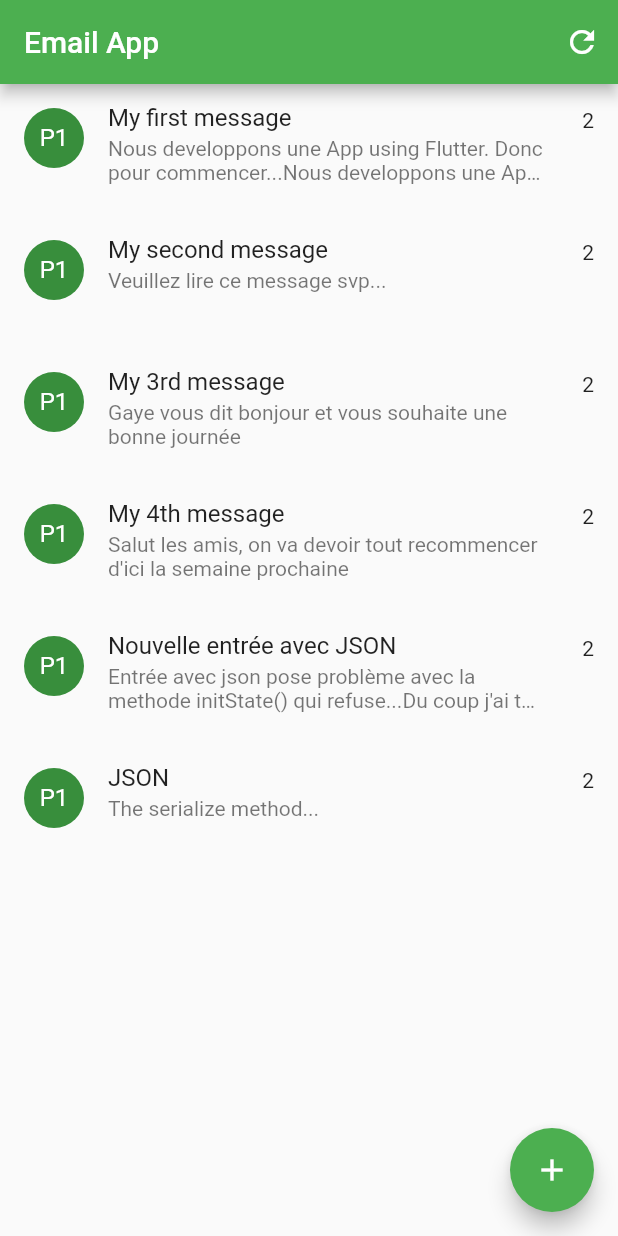
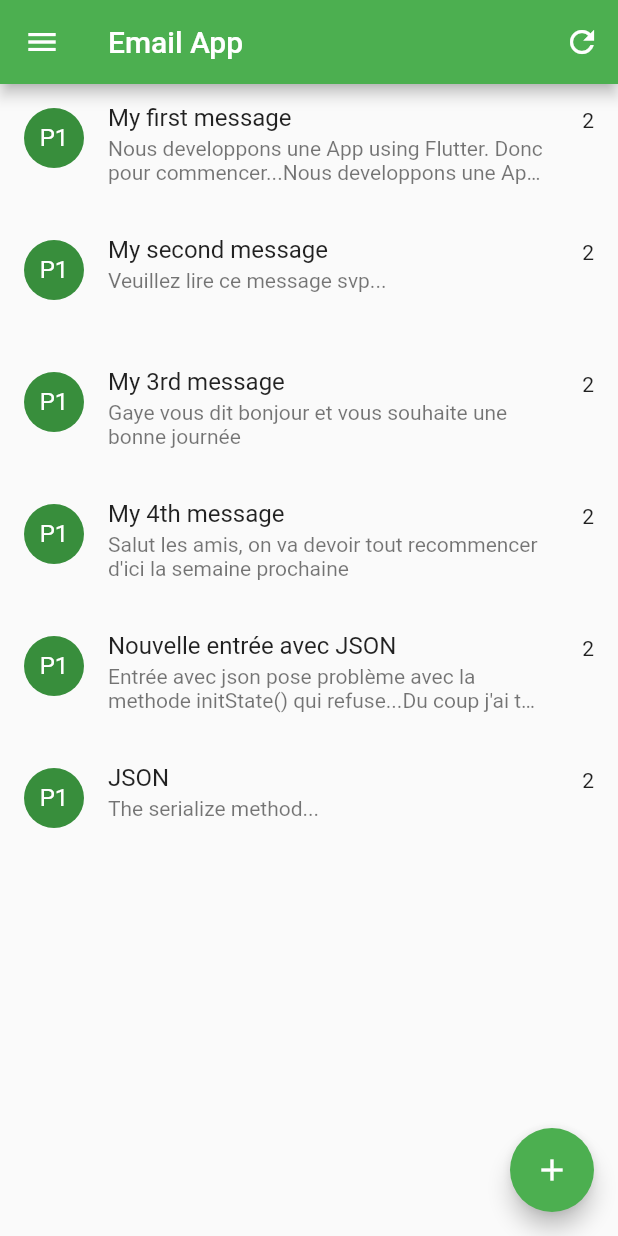
Before and after one commit to chrisGaye/flutter_volkeno, a Flutter app: the screen it shows after launch, on a phone screen of 412 x 824 dp. Run offline on Flutter 3.47's test engine with Material 2 defaults, Android fonts, the phone set to English and light mode, and no system bars; our stand-ins replace font_awesome_flutter.

Commit message:
Side Menu

```diff
--- a/lib/main.dart
+++ b/lib/main.dart
@@ -1,18 +1,20 @@
 //Auteur : Amadou GAYE
 
 // import 'dart:convert';
-import 'package:json_annotation/json_annotation.dart';
+import 'package:font_awesome_flutter/font_awesome_flutter.dart';
+// import 'package:json_annotation/json_annotation.dart';
 
-import 'dart:convert';
+// import 'dart:convert';
 
 import 'package:flutter/material.dart';
 // import 'package:flutter/services.dart';
 
-import 'package:http/http.dart' as http;
+// import 'package:http/http.dart' as http;
 import 'package:test_flutter/ComposeButton.dart';
 import 'package:test_flutter/MessageDetail.dart';
 
-import 'MessageCompose.dart';
+
+// import 'MessageCompose.dart';
 
 void main() => runApp(EmailApp());
 
@@ -133,6 +135,70 @@ class _MessageListState extends State<MessageList> {
             );
         },
       ),
+      drawer: Drawer(
+        child: Column(
+          children: <Widget>[
+            UserAccountsDrawerHeader(
+              accountName: Text('Amadou GAYE'),
+              accountEmail: Text('gaye@volkeno.sn'),
+              currentAccountPicture: CircleAvatar(
+                  child: Text("G"),
+                  // backgroundImage: NetworkImage(url),
+                ),
+              otherAccountsPictures: <Widget>[
+                GestureDetector(
+                  onTap: (){
+                     showDialog(context: context, builder: (context){
+                          return AlertDialog(
+                            title: Text("Adding new account..."),
+                          );
+                     });
+                  },
+                  child: CircleAvatar(
+                    child: Icon(Icons.add),
+                 )
+                )
+              ],
+              ),
+            Padding(padding:
+              EdgeInsets.only(top: 20),
+             ),
+            ListTile(
+               leading: Icon(Icons.inbox),
+               title: Text("Inbox"),
+               trailing: Chip(
+                 label: Text("12", style: TextStyle(fontWeight: FontWeight.bold),)
+                 ),
+            ),
+            ListTile(
+               leading: Icon(Icons.edit),
+               title: Text("Draft"),
+            ),
+            ListTile(
+               leading: Icon(Icons.archive),
+               title: Text("Archive"),
+            ),
+            ListTile(
+               leading: Icon(Icons.send),
+               title: Text("Sent"),
+            ),
+             ListTile(
+                leading: Icon(Icons.delete),
+               title: Text("Trash"),
+            ),
+            Divider(),
+            Expanded(
+              child: Align(
+                 alignment: FractionalOffset.bottomCenter,
+                 child: ListTile(
+                 leading: Icon(Icons.collections),
+                 title: Text("Settings"),
+                ),
+              ),
+            ),
+          ],
+        ),
+      ),
       floatingActionButton : ComposeButton(),
     );
   }
--- a/pubspec.yaml
+++ b/pubspec.yaml
@@ -26,6 +26,7 @@ dependencies:
   cupertino_icons: ^0.1.2
   webview_flutter:
   http:
+  font_awesome_flutter:
 
 dev_dependencies:
   flutter_test:
```
Also changed, not shown: pubspec.lock, 15 other files.
